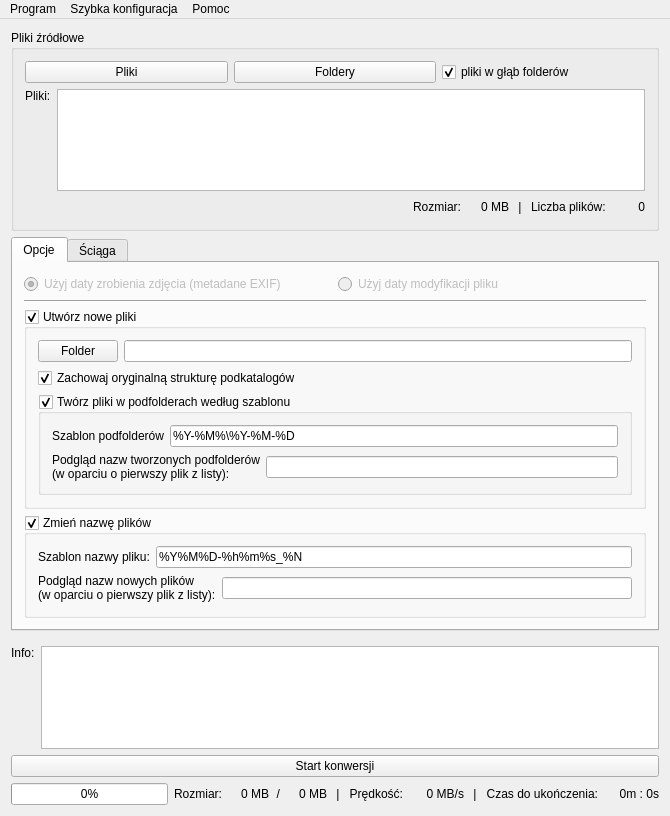
Old version of the form PhotoDateOrganizer/MainWindow.ui in the repository killdaclick/photodateorganizer.
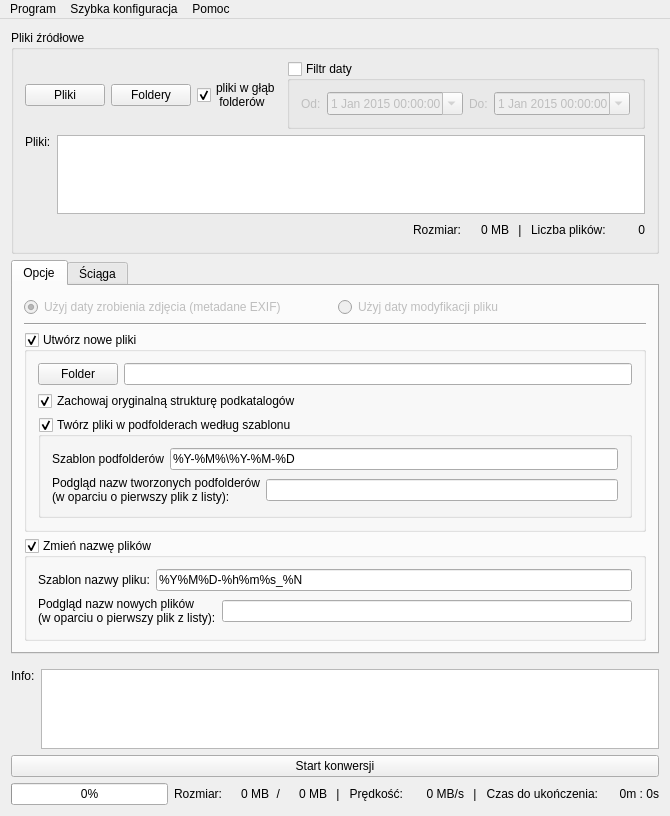
New version of the form. Icons and pictures are not drawn.

Commit message: Added input filter files by date/time from/to - working but need a little tweaking.

```diff
--- a/PhotoDateOrganizer/MainWindow.ui
+++ b/PhotoDateOrganizer/MainWindow.ui
@@ -118,13 +118,83 @@
             <string>Przy wyborze folderów zagłębia się w podfoldery w poszukiwaniu plików graficznych</string>
            </property>
            <property name="text">
-            <string>pliki w głąb folderów</string>
+            <string>pliki w głąb
+ folderów</string>
            </property>
            <property name="checked">
             <bool>true</bool>
            </property>
           </widget>
          </item>
+         <item>
+          <widget class="QGroupBox" name="filterDate">
+           <property name="toolTip">
+            <string>Wczytuj pliki źródłowe filtrując po dacie i czasie. UWAGA!!! Może zająć dużo czasu przy dużej ilości plików.</string>
+           </property>
+           <property name="title">
+            <string>Filtr daty</string>
+           </property>
+           <property name="checkable">
+            <bool>true</bool>
+           </property>
+           <property name="checked">
+            <bool>false</bool>
+           </property>
+           <layout class="QHBoxLayout" name="horizontalLayout_14">
+            <item>
+             <widget class="QLabel" name="label_19">
+              <property name="text">
+               <string>Od:</string>
+              </property>
+             </widget>
+            </item>
+            <item>
+             <widget class="QDateTimeEdit" name="dateFrom">
+              <property name="showGroupSeparator" stdset="0">
+               <bool>false</bool>
+              </property>
+              <property name="dateTime">
+               <datetime>
+                <hour>0</hour>
+                <minute>0</minute>
+                <second>0</second>
+                <year>2015</year>
+                <month>1</month>
+                <day>1</day>
+               </datetime>
+              </property>
+              <property name="calendarPopup">
+               <bool>true</bool>
+              </property>
+             </widget>
+            </item>
+            <item>
+             <widget class="QLabel" name="label_20">
+              <property name="text">
+               <string>Do:</string>
+              </property>
+             </widget>
+            </item>
+            <item>
+             <widget class="QDateTimeEdit" name="dateTo">
+              <property name="dateTime">
+               <datetime>
+                <hour>0</hour>
+                <minute>0</minute>
+                <second>0</second>
+                <year>2015</year>
+                <month>1</month>
+                <day>1</day>
+               </datetime>
+              </property>
+              <property name="calendarPopup">
+               <bool>true</bool>
+              </property>
+             </widget>
+            </item>
+           </layout>
+          </widget>
+         </item>
         </layout>
        </item>
        <item>
```
The commit also changes 1 other file.
